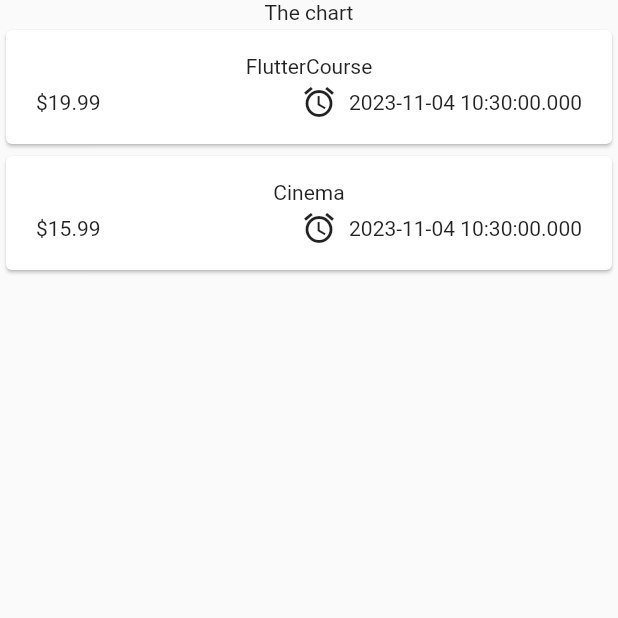
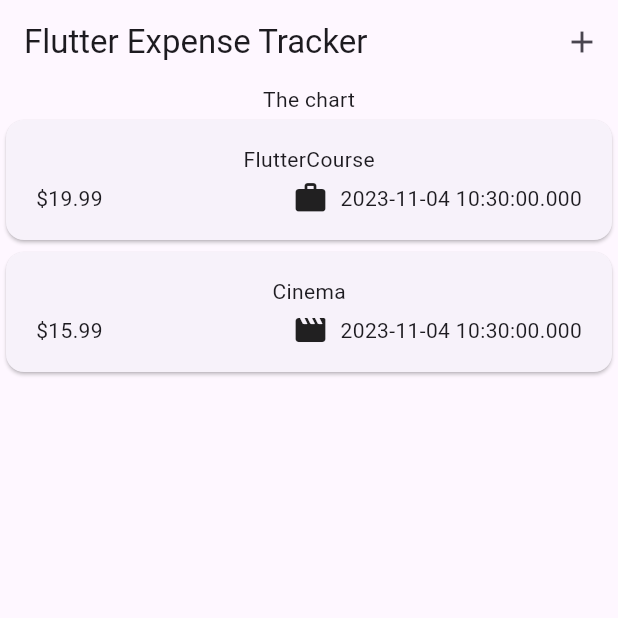
Before and after one commit to Vedant62/expense_tracker_app, a Flutter app: the screen it shows after launch, on a phone screen of 412 x 824 dp, the top half of it. Run offline on Flutter 3.47's test engine with Material 2 defaults, Android fonts, the phone set to English and light mode, and no system bars.

Commit message:
added dummy data and temporary add and save expense title mbs with 1 without TextEditingController

```diff
--- a/lib/main.dart
+++ b/lib/main.dart
@@ -4,7 +4,9 @@ import 'package:flutter/material.dart';
 
 void main() {
   runApp(
-    const MaterialApp(
+     MaterialApp(
+       debugShowCheckedModeBanner: false,
+      theme: ThemeData(useMaterial3: true),
       home: Expenses(),
     ),
   );
--- a/lib/models/expense.dart
+++ b/lib/models/expense.dart
@@ -1,14 +1,18 @@
 import 'package:flutter/cupertino.dart';
 import 'package:flutter/material.dart';
 import 'package:uuid/uuid.dart';
+import 'package:intl/intl.dart';
+
+final formatter = DateFormat.yMd();
+
 const uuid = Uuid();
 
 enum Category { food, travel, leisure, work }
 const categoryIcons = {
-  Category.food: Icon(Icons.fastfood_rounded),
-  Category.travel:Icon(Icons.flight_takeoff_rounded),
-  Category.work:Icon(Icons.work_rounded),
-  Category.leisure:Icon(Icons.movie_rounded)
+  Category.food:Icons.fastfood_rounded,
+  Category.travel:Icons.flight_takeoff_rounded,
+  Category.work:Icons.work_rounded,
+  Category.leisure:Icons.movie_rounded
 };
 
 
@@ -28,4 +32,7 @@ class Expense {
   final String id;
   final DateTime date;
   final Category category;
+  String get formattedDate{
+    return formatter.format(date);
+  }
 }
--- a/lib/widgets/expenses.dart
+++ b/lib/widgets/expenses.dart
@@ -1,44 +1,56 @@
+import 'package:expense_tracker_app/widgets/new_expense.dart';
 import 'package:flutter/material.dart';
 
 import 'expenses_list/expenses_list.dart';
 import '../models/expense.dart';
 
-class Expenses extends StatefulWidget{
+class Expenses extends StatefulWidget {
   const Expenses({super.key});
 
-
   @override
-  State<Expenses> createState(){
+  State<Expenses> createState() {
     return _ExpensesState();
   }
 }
 
-class _ExpensesState extends State<Expenses>{
+class _ExpensesState extends State<Expenses> {
   final List<Expense> _registeredExpenses = [
     Expense(
-      title: "FlutterCourse",
-      amount: 19.99,
-      date: DateTime.now(),
-      category: Category.food
-    ),
+        title: "FlutterCourse",
+        amount: 19.99,
+        date: DateTime.now(),
+        category: Category.work),
     Expense(
         title: "Cinema",
         amount: 15.99,
         date: DateTime.now(),
-        category: Category.leisure
-    ),
-
+        category: Category.leisure),
   ];
 
+  void _openAddExpenseOverlay() {
+    showModalBottomSheet(
+      context: context,
+      builder: (ctx) => NewExpense(),
+    );
+  }
+
   @override
-  Widget build(BuildContext context){
+  Widget build(BuildContext context) {
     return Scaffold(
+      appBar: AppBar(
+        title: const Text("Flutter Expense Tracker"),
+        actions: [
+          IconButton(
+              onPressed: _openAddExpenseOverlay, icon: const Icon(Icons.add))
+        ],
+      ),
       body: Column(
         children: [
-          Text("The chart"),
-          Expanded(child: ExpensesList(expenses: _registeredExpenses,))
-
-
+          const Text("The chart"),
+          Expanded(
+              child: ExpensesList(
+            expenses: _registeredExpenses,
+          ))
         ],
       ),
     );
--- a/lib/widgets/expenses_list/expense_item.dart
+++ b/lib/widgets/expenses_list/expense_item.dart
@@ -17,7 +17,7 @@ class ExpenseItem extends StatelessWidget {
             Text("\$${expense.amount.toStringAsFixed(2)}"),
             Spacer(), //will take all the remaining space between 2 widgets
             Row(children: [
-              Icon(Icons.alarm),
+              Icon(categoryIcons[expense.category]),
               const SizedBox(width: 8,),
               Text(expense.date.toString())
             ],)
--- a/pubspec.yaml
+++ b/pubspec.yaml
@@ -36,6 +36,7 @@ dependencies:
   # Use with the CupertinoIcons class for iOS style icons.
   cupertino_icons: ^1.0.2
   uuid: ^4.1.0
+  intl: ^0.18.1
 
 dev_dependencies:
   flutter_test:
```
Also changed, not shown: lib/widgets/new_expense.dart (added, +38 -0 lines), pubspec.lock.
